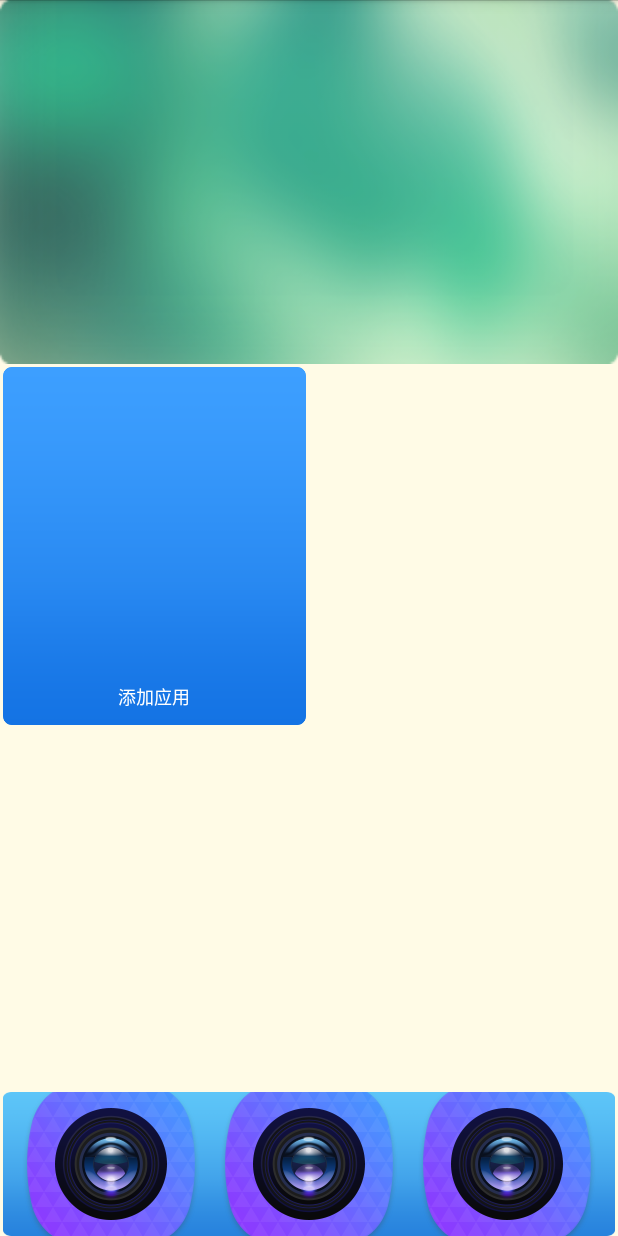
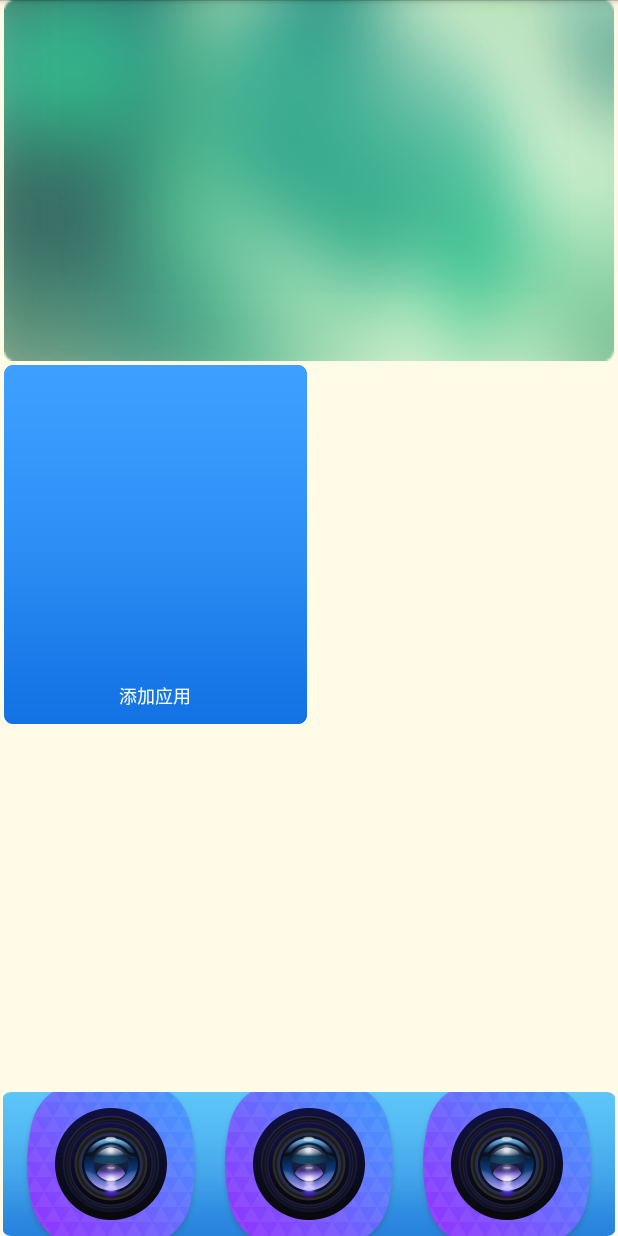
Before and after one commit to pengjiaqii/skipview, an Android app: the screen it shows after launch (MainActivity), on a phone screen of 412 x 824 dp. Run offline under Robolectric (Android 15) with nearby library versions, the phone set to English and light mode, and no system bars.

Commit message:
间距调整

```diff
--- a/app/src/main/res/layout/activity_main.xml
+++ b/app/src/main/res/layout/activity_main.xml
@@ -1,8 +1,6 @@
 <?xml version="1.0" encoding="utf-8"?>
 
 <LinearLayout xmlns:android="http://schemas.android.com/apk/res/android"
-    xmlns:app="http://schemas.android.com/apk/res-auto"
-    xmlns:tools="http://schemas.android.com/tools"
     android:layout_width="match_parent"
     android:layout_height="match_parent"
     android:background="#FFFBE6"
@@ -16,16 +14,19 @@
         <android.support.v7.widget.RecyclerView
             android:id="@+id/recycler_view"
             android:layout_width="wrap_content"
-            android:layout_height="wrap_content" />
+            android:layout_height="wrap_content"
+            android:layout_marginStart="1dp"
+            android:layout_marginEnd="1dp"
+            android:layout_marginBottom="1dp" />
 
     </RelativeLayout>
 
 
     <RelativeLayout
+        android:layout_width="match_parent"
+        android:layout_height="144px"
         android:layout_marginStart="2dp"
         android:layout_marginEnd="2dp"
-        android:layout_width="match_parent"
-        android:layout_height="144px"
         android:background="@drawable/ic_hotseat_bg">
 
 
--- a/app/src/main/res/layout/launcher_rv_header.xml
+++ b/app/src/main/res/layout/launcher_rv_header.xml
@@ -1,8 +1,11 @@
 <?xml version="1.0" encoding="utf-8"?>
 <RelativeLayout xmlns:android="http://schemas.android.com/apk/res/android"
+    android:id="@+id/rv_header"
     android:layout_width="match_parent"
-    android:id="@+id/rv_header"
-    android:background="@drawable/ic_header_bg"
-    android:layout_height="wrap_content">
+    android:layout_height="wrap_content"
+    android:layout_marginStart="1dp"
+    android:layout_marginEnd="1dp"
+    android:layout_marginBottom="1dp"
+    android:background="@drawable/ic_header_bg">
 
 </RelativeLayout>
--- a/app/src/main/res/layout/launcher_rv_layout_item.xml
+++ b/app/src/main/res/layout/launcher_rv_layout_item.xml
@@ -4,17 +4,17 @@
     xmlns:tools="http://schemas.android.com/tools"
     android:layout_width="match_parent"
     android:layout_height="match_parent"
-    android:layout_margin="2dp">
+    android:layout_margin="1dp">
 
     <ImageView
         android:id="@+id/delete_item"
         android:layout_width="wrap_content"
         android:layout_height="wrap_content"
         android:layout_alignParentTop="true"
-        android:visibility="invisible"
         android:layout_alignParentEnd="true"
         android:scaleType="centerCrop"
-        android:src="@drawable/ic_launcher_delete" />
+        android:src="@drawable/ic_launcher_delete"
+        android:visibility="invisible" />
 
     <ImageView
         android:id="@+id/app_icon"
```
